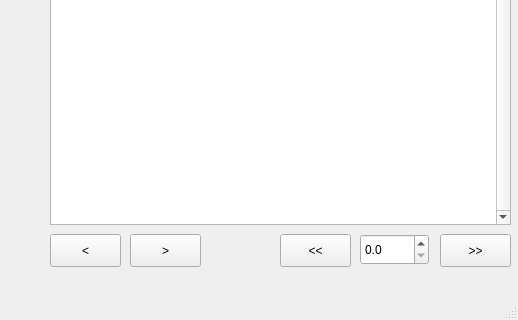
Qt form uis/handle_window.ui (vitaliibalakin/c_orbit) before a commit; both pictures show x 180 to 698 and y 506 to 826 of the 698 by 826 pixel window.
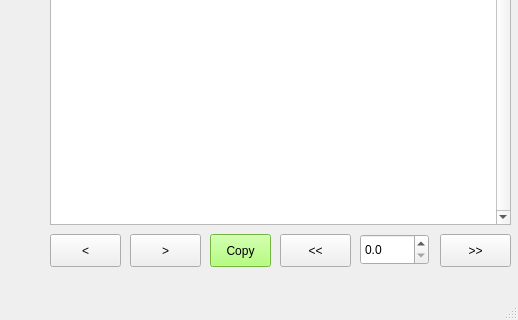
The same form after that commit.

Commit message: knob copy added some minor mistakes fixed

Diff of the .ui file:
```diff
--- a/uis/handle_window.ui
+++ b/uis/handle_window.ui
@@ -287,6 +287,22 @@
      </rect>
     </property>
    </widget>
+   <widget class="QPushButton" name="btn_copy_knob">
+    <property name="geometry">
+     <rect>
+      <x>390</x>
+      <y>740</y>
+      <width>61</width>
+      <height>33</height>
+     </rect>
+    </property>
+    <property name="styleSheet">
+     <string notr="true">background-color: rgb(160, 255, 88);</string>
+    </property>
+    <property name="text">
+     <string>Copy</string>
+    </property>
+   </widget>
   </widget>
   <widget class="QMenuBar" name="menubar">
    <property name="geometry">
```
Left out of the diff: 4 changed lines with no effect on the pictures. The commit also changes 10 other files.
